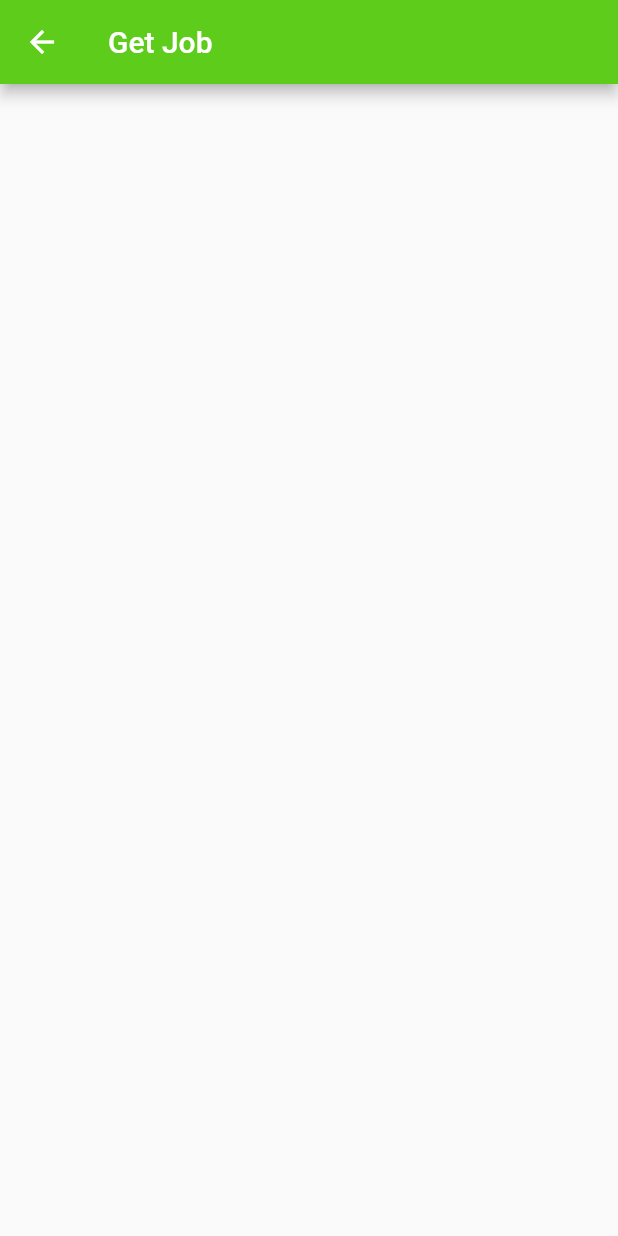
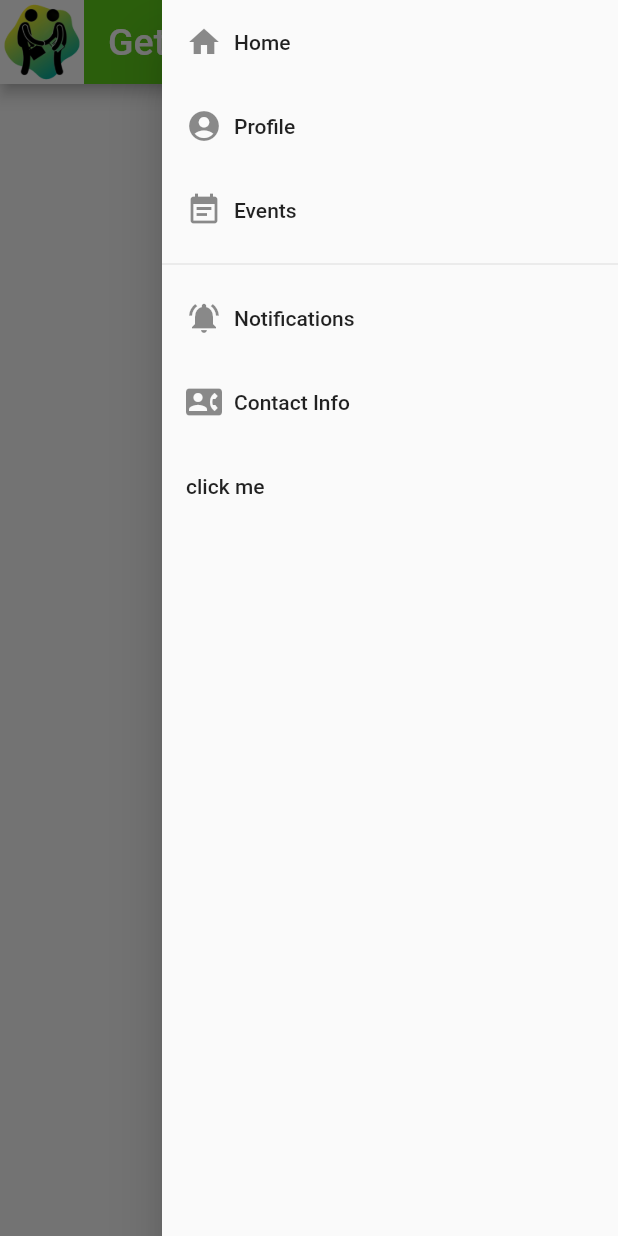
Before and after one commit to SwarajErra/hybrid, a Flutter app: the jobhomePage screen opened directly, with the side drawer open (before the commit the screen has no drawer), on a phone screen of 412 x 824 dp. Run offline on Flutter 3.47's test engine with Material 2 defaults, Android fonts, the phone set to English and light mode, and no system bars; our stand-ins replace google_fonts, simple_gradient_text.

Commit message:
appbar done

```diff
--- a/lib/Jobhomepage/JobhomePage.dart
+++ b/lib/Jobhomepage/JobhomePage.dart
@@ -1,5 +1,6 @@
 import 'package:flutter/material.dart';
 import 'package:google_fonts/google_fonts.dart';
+import 'package:hybrid/drawer/Navigationdrawer.dart';
 
 class jobhomePage extends StatefulWidget {
   const jobhomePage({Key? key}) : super(key: key);
@@ -9,19 +10,25 @@ class jobhomePage extends StatefulWidget {
 }
 
 class _jobhomePageState extends State<jobhomePage> {
+
   @override
   Widget build(BuildContext context) {
     return Scaffold(
       appBar: AppBar(
+        leading: Image.asset(
+          'Assest/images/logo.png',
+        ),
         actionsIconTheme: IconThemeData(color: Colors.yellow, size: 36),
+        backgroundColor: Color(0xff5ECC1A),
+        title: Text(
+          "Getjob",
+          style: GoogleFonts.roboto(fontSize: 25),
+        ),
 
-        backgroundColor:  Color(0xff5ECC1A),
-        //centerTitle: true,
-        title: Text("Get Job",style: GoogleFonts.roboto(fontSize: 20),),
       ),
-        body: Container(
-
-        ),
+      endDrawer: navigationDrawer(),
+      body: Container(
+      ),
     );
   }
 }
--- /dev/null
+++ b/lib/drawer/Navigationdrawer.dart
@@ -0,0 +1,45 @@
+
+import 'package:flutter/material.dart';
+class navigationDrawer extends StatelessWidget {
+  @override
+  Widget build(BuildContext context) {
+    return Drawer(
+      child: ListView(
+        padding: EdgeInsets.zero,
+        children: <Widget>[
+         // createDrawerHeader(),
+          createDrawerBodyItem(
+              icon: Icons.home,text: 'Home'),
+          createDrawerBodyItem(
+              icon: Icons.account_circle,text: 'Profile'),
+          createDrawerBodyItem(
+              icon: Icons.event_note,text: 'Events'),
+          Divider(),
+          createDrawerBodyItem(
+              icon: Icons.notifications_active,text: 'Notifications'),
+          createDrawerBodyItem(
+              icon: Icons.contact_phone,text: 'Contact Info'),
+          ListTile(
+            title: Text('click me'),
+            onTap: () {},
+          ),
+        ],
+      ),
+    );
+  }
+}
+Widget createDrawerBodyItem(
+    {required IconData icon, required String text, GestureTapCallback? onTap}) {
+  return ListTile(
+    title: Row(
+      children: <Widget>[
+        Icon(icon),
+        Padding(
+          padding: EdgeInsets.only(left: 8.0),
+          child: Text(text),
+        )
+      ],
+    ),
+    onTap: onTap,
+  );
+}
```
